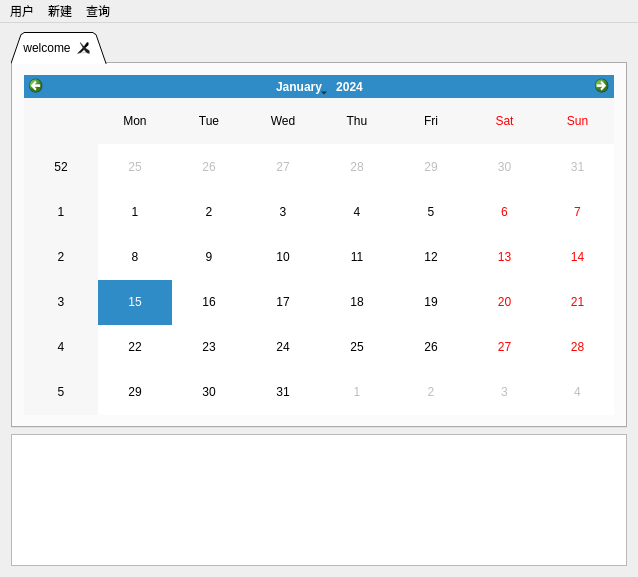
Before: the Qt Designer form mainwindow.ui in owlsome2501/medicines_dbs, drawn with Qt 5.
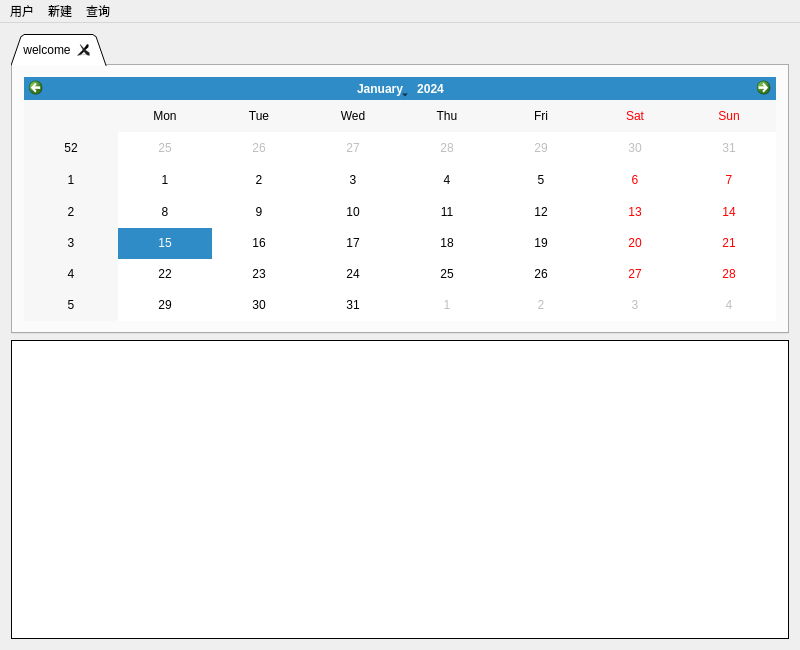
After: the same form once the commit is applied.

The edit to the form file:
```diff
--- a/mainwindow.ui
+++ b/mainwindow.ui
@@ -6,19 +6,16 @@
    <rect>
     <x>0</x>
     <y>0</y>
-    <width>638</width>
-    <height>577</height>
+    <width>800</width>
+    <height>650</height>
    </rect>
   </property>
   <property name="windowTitle">
    <string>MainWindow</string>
   </property>
   <widget class="QWidget" name="centralWidget">
-   <layout class="QGridLayout" name="gridLayout" rowstretch="3,1" columnstretch="0">
-    <property name="topMargin">
-     <number>9</number>
-    </property>
-    <item row="0" column="0">
+   <layout class="QVBoxLayout" name="vlayout">
+    <item>
      <widget class="QTabWidget" name="main_tab">
       <property name="tabPosition">
        <enum>QTabWidget::North</enum>
@@ -42,22 +39,37 @@
        <attribute name="title">
         <string>welcome</string>
        </attribute>
-       <layout class="QGridLayout" name="gridLayout_3">
-        <item row="0" column="0">
+       <layout class="QVBoxLayout" name="verticalLayout">
+        <item>
          <widget class="QCalendarWidget" name="calendarWidget"/>
         </item>
        </layout>
       </widget>
      </widget>
     </item>
-    <item row="1" column="0">
-     <widget class="QListView" name="watcher">
-      <property name="enabled">
-       <bool>true</bool>
+    <item>
+     <widget class="QTableView" name="watcher">
+      <property name="frameShape">
+       <enum>QFrame::Box</enum>
       </property>
       <property name="frameShadow">
        <enum>QFrame::Plain</enum>
       </property>
+      <property name="editTriggers">
+       <set>QAbstractItemView::NoEditTriggers</set>
+      </property>
+      <property name="selectionMode">
+       <enum>QAbstractItemView::SingleSelection</enum>
+      </property>
+      <property name="selectionBehavior">
+       <enum>QAbstractItemView::SelectRows</enum>
+      </property>
+      <property name="showGrid">
+       <bool>true</bool>
+      </property>
+      <property name="gridStyle">
+       <enum>Qt::SolidLine</enum>
+      </property>
      </widget>
     </item>
    </layout>
@@ -67,7 +79,7 @@
     <rect>
      <x>0</x>
      <y>0</y>
-     <width>638</width>
+     <width>800</width>
      <height>30</height>
     </rect>
    </property>
```
Left out of the diff: 6 changed lines with no effect on the pictures.
